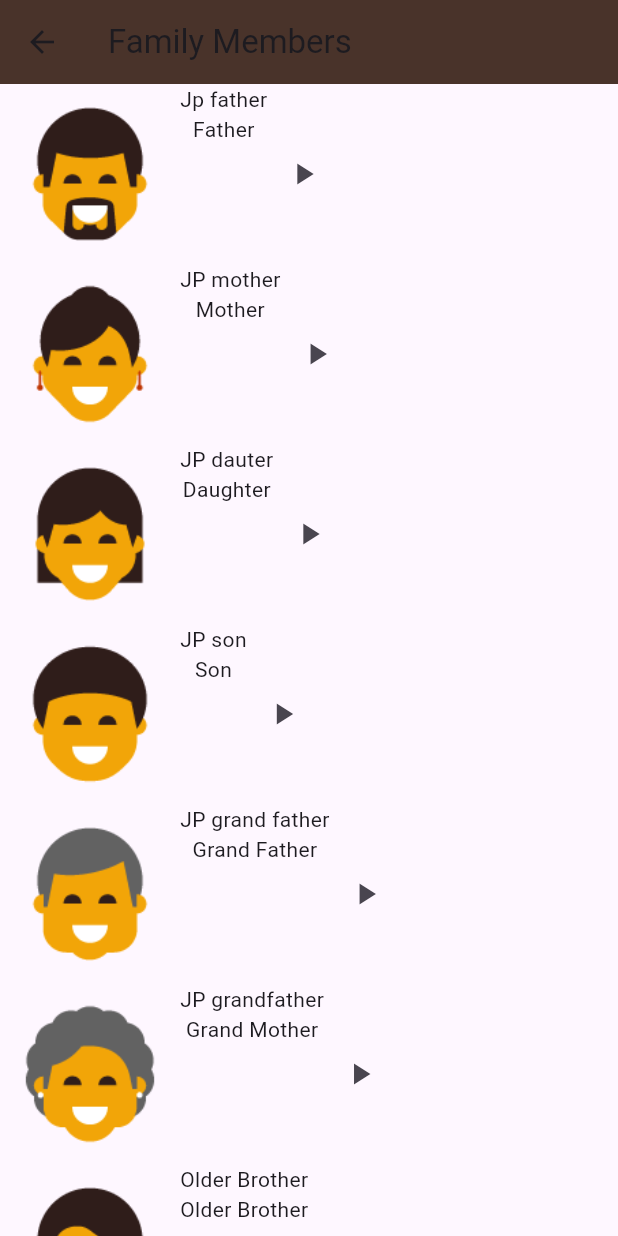
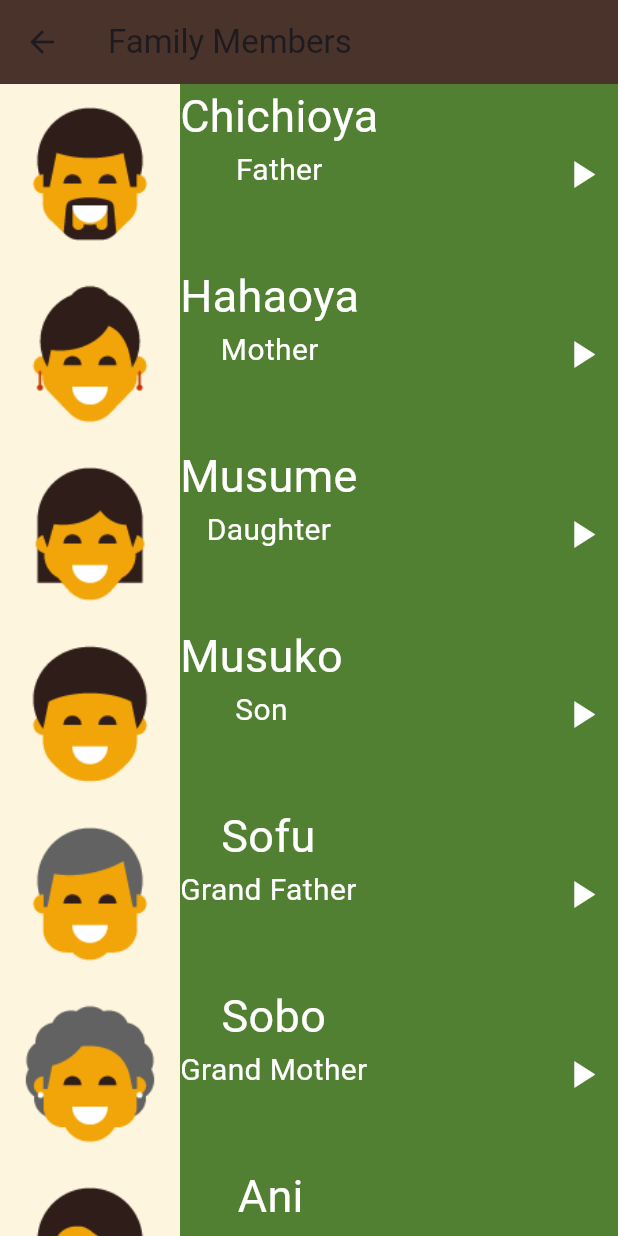
Before and after one commit to maiaboelmagde/beginning_with_Flutter, a Flutter app: the screen it shows after launch, after a tap on "Family Members", on a phone screen of 412 x 824 dp. Run offline on Flutter 3.47's test engine with Material 3 defaults, Android fonts, the phone set to English and light mode, and no system bars; our stand-ins replace audioplayers.

Commit message:
family member page has been done

```diff
--- a/language_learning_app/lib/components/category_item.dart
+++ b/language_learning_app/lib/components/category_item.dart
@@ -1,24 +1,24 @@
 import 'package:flutter/material.dart';
 
 class category extends StatelessWidget {
-  category({this.text, this.color, this.ontap});
-  String? text;
-  Color? color;
-  Function()? ontap;
+  const category({super.key, this.text, this.color, this.ontap});
+  final String? text;
+  final Color? color;
+  final Function()? ontap;
 
   @override
   Widget build(BuildContext context) {
     return GestureDetector(
       onTap: ontap,
       child: Container(
-        padding: EdgeInsets.only(left: 15),
+        padding: const EdgeInsets.only(left: 15),
         alignment: Alignment.centerLeft,
         height: 70,
         width: double.infinity,
         color: color,
         child: Text(
           text!,
-          style: TextStyle(fontSize: 20),
+          style: const TextStyle(fontSize: 20),
         ),
       ),
     );
--- a/language_learning_app/lib/components/familyMembers_category.dart
+++ b/language_learning_app/lib/components/familyMembers_category.dart
@@ -10,20 +10,48 @@ class mem_category extends StatelessWidget {
   @override
   Widget build(BuildContext context) {
     return Container(
+      color: const Color(0xFF528032),
       width: double.infinity,
       height: 120,
       child: Row(
         children: [
-          Image.asset(my_mem.mem_img),
+          Container(
+            color: const Color(0xFFFDF5DD),
+            child: Image.asset(
+              my_mem.mem_img,
+            ),
+          ),
           Column(
-            children: [Text(my_mem.mem_jp), Text(my_mem.mem_en)],
+            children: [
+              Text(
+                my_mem.mem_jp,
+                style: const TextStyle(
+                  fontSize: 30,
+                  color: Colors.white,
+                ),
+              ),
+              Text(
+                my_mem.mem_en,
+                style: const TextStyle(
+                  fontSize: 20,
+                  color: Colors.white,
+                ),
+              )
+            ],
+          ),
+          const Spacer(
+            flex: 1,
           ),
           IconButton(
               onPressed: () {
                 final player = AudioPlayer();
                 player.play(AssetSource(my_mem.mem_sound));
               },
-              icon: Icon(Icons.play_arrow))
+              icon: const Icon(
+                Icons.play_arrow,
+                color: Colors.white,
+                size: 30,
+              ))
         ],
       ),
     );
--- a/language_learning_app/lib/components/num_category.dart
+++ b/language_learning_app/lib/components/num_category.dart
@@ -3,9 +3,9 @@ import 'package:flutter/material.dart';
 import 'package:language_learning_app/models/numberModel.dart';
 
 class num_category extends StatelessWidget {
-  num_category({required this.my_num});
+  const num_category({super.key, required this.my_num});
 
-  Number my_num;
+  final Number my_num;
 
   @override
   Widget build(BuildContext context) {
@@ -15,8 +15,8 @@ class num_category extends StatelessWidget {
       child: Row(
         children: [
           Container(
+            color: const Color(0xFFFDF5DD),
             child: Image.asset(my_num.imgName),
-            color: const Color(0xFFFDF5DD),
           ),
           Column(
             mainAxisAlignment: MainAxisAlignment.center,
@@ -40,7 +40,6 @@ class num_category extends StatelessWidget {
                 onPressed: () {
                   final player = AudioPlayer();
                   player.play(AssetSource(my_num.sound));
-                  print('it should work');
                 },
                 icon: const Icon(
                   Icons.play_arrow,
--- a/language_learning_app/lib/screens/familymembersPage.dart
+++ b/language_learning_app/lib/screens/familymembersPage.dart
@@ -8,52 +8,52 @@ class familymembersPage extends StatelessWidget {
   final List<member> members = const [
     member(
         mem_img: 'assets/images/family_members/family_father.png',
-        mem_jp: 'Jp father',
+        mem_jp: 'Chichioya',
         mem_en: 'Father',
         mem_sound: 'sounds/family_members/father.wav'),
     member(
         mem_img: 'assets/images/family_members/family_mother.png',
-        mem_jp: 'JP mother',
+        mem_jp: 'Hahaoya',
         mem_en: 'Mother',
         mem_sound: 'sounds/family_members/mother.wav'),
     member(
         mem_img: 'assets/images/family_members/family_daughter.png',
-        mem_jp: 'JP dauter',
+        mem_jp: 'Musume',
         mem_en: 'Daughter',
         mem_sound: 'sounds/family_members/daughter.wav'),
     member(
         mem_img: 'assets/images/family_members/family_son.png',
-        mem_jp: 'JP son',
+        mem_jp: 'Musuko',
         mem_en: 'Son',
         mem_sound: 'sounds/family_members/son.wav'),
     member(
         mem_img: 'assets/images/family_members/family_grandfather.png',
-        mem_jp: 'JP grand father',
+        mem_jp: 'Sofu',
         mem_en: 'Grand Father',
         mem_sound: 'sounds/family_members/grand father.wav'),
     member(
         mem_img: 'assets/images/family_members/family_grandmother.png',
-        mem_jp: 'JP grandfather',
+        mem_jp: 'Sobo',
         mem_en: 'Grand Mother',
         mem_sound: 'sounds/family_members/grand mother.wav'),
     member(
         mem_img: 'assets/images/family_members/family_older_brother.png',
-        mem_jp: 'Older Brother',
+        mem_jp: 'Ani',
         mem_en: 'Older Brother',
         mem_sound: 'sounds/family_members/older bother.wav'),
     member(
         mem_img: 'assets/images/family_members/family_older_sister.png',
-        mem_jp: 'Older Sister',
+        mem_jp: 'Ane',
         mem_en: 'Older Sister',
         mem_sound: 'sounds/family_members/older sister.wav'),
     member(
         mem_img: 'assets/images/family_members/family_younger_brother.png',
-        mem_jp: 'Younger Brother',
+        mem_jp: 'Otōto',
         mem_en: 'Younger Brother',
         mem_sound: 'sounds/family_members/younger brohter.wav'),
     member(
         mem_img: 'assets/images/family_members/family_younger_sister.png',
-        mem_jp: 'Younger Sister',
+        mem_jp: 'Imōto',
         mem_en: 'Younger Sister',
         mem_sound: 'sounds/family_members/younger sister.wav'),
   ];
@@ -62,7 +62,7 @@ class familymembersPage extends StatelessWidget {
   Widget build(BuildContext context) {
     return Scaffold(
         appBar: AppBar(
-          title: Text('Family Members'),
+          title: const Text('Family Members'),
           backgroundColor: const Color(0xFF49332A),
         ),
         body: ListView.builder(
```
